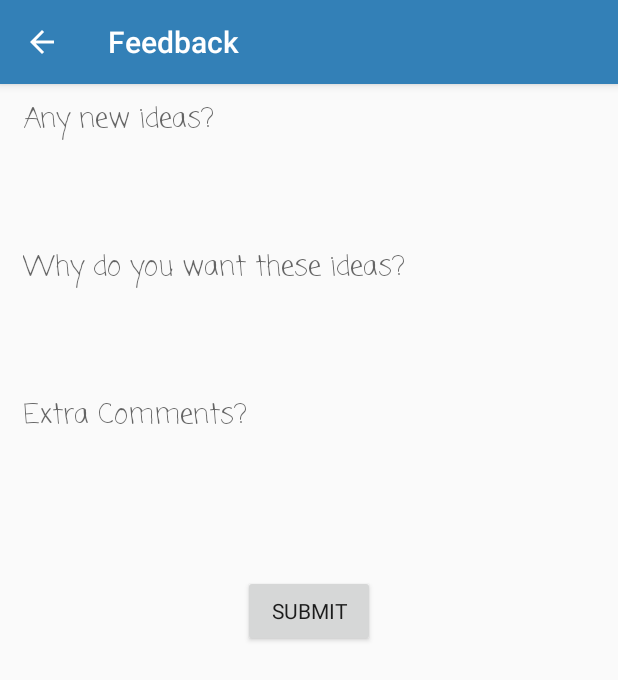
After one commit to JavaCafe01/DailyWarmups, an Android app: the ForumActivity screen opened directly, with no data from a screen before it, on a phone screen of 412 x 824 dp. The commit adds this screen. Shown: the top 680 px of the screen. Run offline under Robolectric (Android 15) with nearby library versions, the phone set to English and light mode, and no system bars.

Commit message:
Additional fixes and changes to UI

```diff
--- /dev/null
+++ b/app/src/main/java/com/gsnathan/dailywarmups/ForumActivity.java
@@ -0,0 +1,84 @@
+package com.gsnathan.dailywarmups;
+
+import android.content.Context;
+import android.os.Bundle;
+import android.support.v7.app.AppCompatActivity;
+import android.util.Log;
+import android.view.View;
+import android.widget.EditText;
+import android.widget.Toast;
+
+import retrofit2.Call;
+import retrofit2.Callback;
+import retrofit2.Response;
+import retrofit2.Retrofit;
+
+/**
+ * Created by Gokul Swaminathan on 1/5/2018.
+ */
+
+public class ForumActivity extends AppCompatActivity
+{
+    private EditText idea;
+    private EditText why;
+    private EditText comments;
+
+    protected void onCreate(Bundle savedInstanceState) {
+        super.onCreate(savedInstanceState);
+        setContentView(R.layout.activity_forum);
+
+        idea = (EditText) findViewById(R.id.editIdea);
+        why = (EditText) findViewById(R.id.editWhy);
+        comments = (EditText) findViewById(R.id.editComments);
+
+        Retrofit retrofit = new Retrofit.Builder()
+                .baseUrl("https://docs.google.com/forms/d/")
+                .build();
+        final ForumSpreadsheetWebService spreadsheetWebService = retrofit.create(ForumSpreadsheetWebService.class);
+
+
+        findViewById(R.id.submitForum).setOnClickListener(
+                new View.OnClickListener()
+                {
+                    @Override
+                    public void onClick(View v)
+                    {
+                        String ideasIn = idea.getText().toString();
+                        String whyIn = why.getText().toString();
+                        String comIn = comments.getText().toString();
+
+                        Call<Void> completeQuestionnaireCall = spreadsheetWebService.completeQuestionnaire(ideasIn, whyIn, comIn);
+                        completeQuestionnaireCall.enqueue(callCallback);
+
+
+                    }
+                }
+        );
+
+
+    }
+
+    private final Callback<Void> callCallback = new Callback<Void>() {
+        @Override
+        public void onResponse(Call<Void> call, Response<Void> response) {
+            Log.d("XXX", "Submitted. " + response);
+            clear();
+            Context context = getApplicationContext();
+            Utils.showToast(context,"Thanks for the feedback!", Toast.LENGTH_SHORT);
+        }
+
+        @Override
+        public void onFailure(Call<Void> call, Throwable t) {
+            Log.e("XXX", "Failed", t);
+            Context context = getApplicationContext();
+            Utils. showToast(context,"Try submitting the feedback again", Toast.LENGTH_SHORT);
+        }
+    };
+
+    private void clear()
+    {
+        idea.setText("");
+        why.setText("");
+        comments.setText("");
+    }
+}
--- /dev/null
+++ b/app/src/main/java/com/gsnathan/dailywarmups/ForumSpreadsheetWebService.java
@@ -0,0 +1,23 @@
+package com.gsnathan.dailywarmups;
+
+/**
+ * Created by Gokul Swaminathan on 1/5/2018.
+ */
+
+import retrofit2.Call;
+import retrofit2.http.Field;
+import retrofit2.http.FormUrlEncoded;
+import retrofit2.http.POST;
+
+public interface ForumSpreadsheetWebService {
+
+
+    @POST("e/1FAIpQLSdQhVJt6H6Q9T9EHswBEXSMhLcOZvQoz3TMQWJ2L9jTnm3nnA/formResponse")
+    @FormUrlEncoded
+    Call<Void> completeQuestionnaire(
+            @Field("entry.2033570645") String ideas,
+            @Field("entry.1702379870") String why,
+            @Field("entry.1649014686") String comments
+    );
+
+}
--- /dev/null
+++ b/app/src/main/res/layout/activity_forum.xml
@@ -0,0 +1,61 @@
+<?xml version="1.0" encoding="utf-8"?>
+<RelativeLayout xmlns:android="http://schemas.android.com/apk/res/android"
+    android:layout_width="match_parent" android:layout_height="match_parent">
+
+    <EditText
+        android:id="@+id/editIdea"
+        android:layout_width="match_parent"
+        android:layout_height="wrap_content"
+        android:layout_alignParentTop="true"
+        android:layout_centerHorizontal="true"
+        android:layout_marginTop="0dp"
+        android:backgroundTint="@android:color/transparent"
+        android:ems="10"
+        android:fontFamily="casual"
+        android:hint="Any new ideas?"
+        android:inputType="textPersonName"
+        android:paddingLeft="15dp"
+        android:paddingRight="15dp" />
+
+    <EditText
+        android:id="@+id/editWhy"
+        android:layout_width="match_parent"
+        android:layout_height="wrap_content"
+        android:layout_alignLeft="@+id/editIdea"
+        android:layout_alignStart="@+id/editIdea"
+        android:layout_below="@+id/editIdea"
+        android:layout_marginTop="50dp"
+        android:backgroundTint="@android:color/transparent"
+        android:ems="10"
+        android:fontFamily="casual"
+        android:hint="Why do you want these ideas?"
+        android:inputType="textPersonName"
+        android:paddingLeft="15dp"
+        android:paddingRight="15dp" />
+
+    <EditText
+        android:id="@+id/editComments"
+        android:layout_width="match_parent"
+        android:layout_height="wrap_content"
+        android:layout_alignLeft="@+id/editWhy"
+        android:layout_alignStart="@+id/editWhy"
+        android:layout_below="@+id/editWhy"
+        android:layout_marginTop="50dp"
+        android:backgroundTint="@android:color/transparent"
+        android:ems="10"
+        android:fontFamily="casual"
+        android:hint="Extra Comments?"
+        android:inputType="textPersonName"
+        android:paddingLeft="15dp"
+        android:paddingRight="15dp" />
+
+    <Button
+        android:id="@+id/submitForum"
+        android:layout_width="wrap_content"
+        android:layout_height="wrap_content"
+        android:layout_below="@+id/editComments"
+        android:layout_centerHorizontal="true"
+        android:layout_marginTop="81dp"
+        android:fontFamily="sans-serif"
+        android:text="Submit" />
+</RelativeLayout>
--- a/app/src/main/res/layout/recyclerview_item.xml
+++ b/app/src/main/res/layout/recyclerview_item.xml
@@ -9,7 +9,8 @@ android:orientation="vertical">
         android:id="@+id/textView"
         android:layout_width="wrap_content"
         android:layout_height="wrap_content"
-        android:paddingLeft="10dp"
+        android:fontFamily="casual"
+        android:paddingLeft="15dp"
         android:paddingTop="10dp"
         android:text="Large Text"
         android:textAppearance="?android:attr/textAppearanceLarge"
@@ -19,8 +20,9 @@ android:orientation="vertical">
         android:id="@+id/textView2"
         android:layout_width="wrap_content"
         android:layout_height="wrap_content"
+        android:fontFamily="casual"
         android:paddingBottom="10dp"
-        android:paddingLeft="10dp"
+        android:paddingLeft="15dp"
         android:text="Small Text"
         android:textAppearance="?android:attr/textAppearanceSmall"
         android:textSize="10sp" />
--- a/app/src/main/res/values/colors.xml
+++ b/app/src/main/res/values/colors.xml
@@ -7,4 +7,5 @@
     <color name="colorDarkBlue">#245e87</color>
     <color name="colorBlueAccent">#51aeef</color>
     <color name="yellow">#ffe30f</color>
+    <color name="transparent">#00000000</color>
 </resources>
--- a/app/src/main/res/values/styles.xml
+++ b/app/src/main/res/values/styles.xml
@@ -8,5 +8,4 @@
         <item name="colorAccent">@color/colorBlueAccent</item>
     </style>
 
-
 </resources>
--- a/build.gradle
+++ b/build.gradle
@@ -5,10 +5,12 @@ buildscript {
     repositories {
         google()
         jcenter()
+        maven { url "https://maven.google.com" }
 
     }
     dependencies {
         classpath 'com.android.tools.build:gradle:3.0.1'
+        classpath "com.google.gms:oss-licenses:0.9.1"
 
         // NOTE: Do not place your application dependencies here; they belong
         // in the individual module build.gradle files
```
Also changed, not shown: app/build.gradle (+10 -2 lines), app/src/main/AndroidManifest.xml (+14 -0 lines), app/src/main/java/com/gsnathan/dailywarmups/AboutActivity.java (+28 -9 lines), 2 other files.
